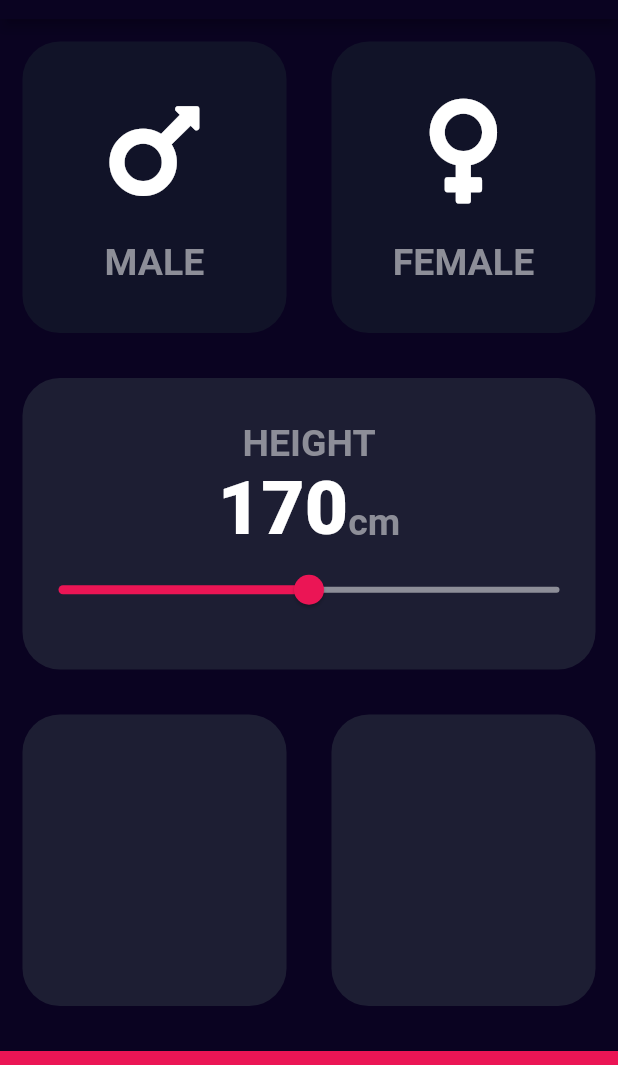
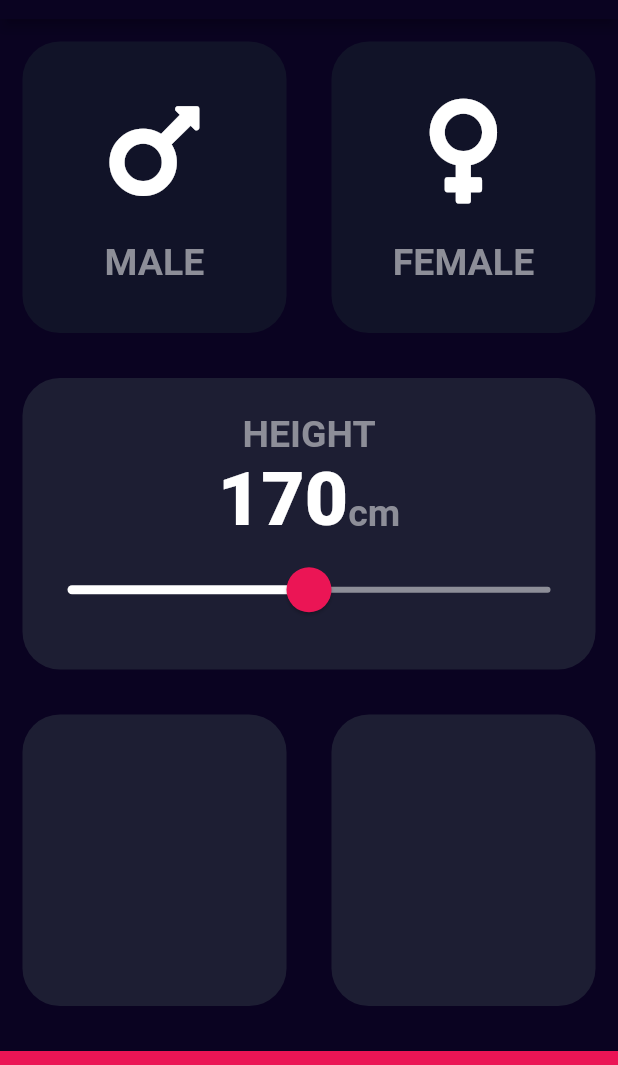
Before and after one commit to kv778/FlutterCourse, a Flutter app: the screen it shows after launch, on a phone screen of 412 x 824 dp, the part 65-1130 px from its top. Run offline on Flutter 3.47's test engine with Material 2 defaults, Android fonts, the phone set to English and light mode, and no system bars; our stand-ins replace audioplayers, font_awesome_flutter.

Commit message:
Changed Height Slider UI

```diff
--- a/bmi_calculator/lib/input_page.dart
+++ b/bmi_calculator/lib/input_page.dart
@@ -96,17 +96,31 @@ class _InputPageState extends State<InputPage> {
                       ),
                     ],
                   ),
-                  Slider(
+                  SliderTheme(
+                    data: SliderTheme.of(context).copyWith(
+                      activeTrackColor: Colors.white,
+                      inactiveTrackColor: Color(0xFF8D8E98),
+                      thumbColor: Color(0xFFEB1555),
+                      overlayColor: Color(0x25EB1555),
+                      thumbShape: RoundSliderThumbShape(
+                        enabledThumbRadius: 15.0,
+                        disabledThumbRadius: 15.0,
+                      ),
+                      overlayShape: RoundSliderOverlayShape(
+                        overlayRadius: 30.0,
+                      ),
+                    ),
+
+                    child: Slider(
                       value: height.toDouble(),
                       min: minHeight.toDouble(),
                       max: maxHeight.toDouble(),
-                    activeColor: kBottomContainerColor,
-                    inactiveColor: Color(0xFF8D8E98),
                       onChanged: (double newHeight) {
                         setState(() {
                           height = newHeight.round();
                         });
                       },
+                    ),
                   ),
                 ],
               ),
```
Lines whose indentation alone changed are shown as unchanged.
